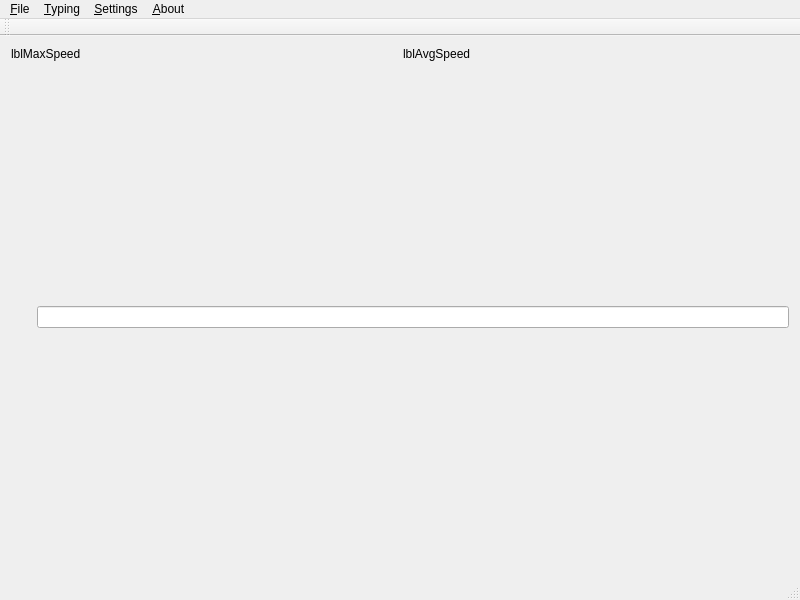
The window that mainwindow.ui (lzh9102/qtypist) describes before a commit, drawn with Qt 5.
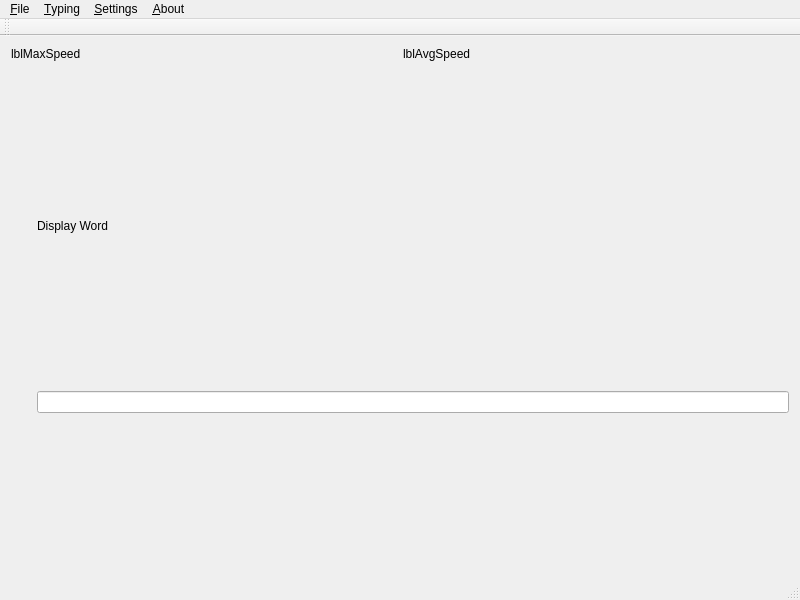
The same window after the commit. Icons and pictures are not drawn.

Commit message: Change the behavior of queue display to history display.

Diff of the .ui file:
```diff
--- a/mainwindow.ui
+++ b/mainwindow.ui
@@ -83,6 +83,19 @@
         <item>
          <layout class="QVBoxLayout" name="displayLayout"/>
         </item>
+        <item>
+         <widget class="QLabel" name="lblInput">
+          <property name="sizePolicy">
+           <sizepolicy hsizetype="Preferred" vsizetype="Fixed">
+            <horstretch>0</horstretch>
+            <verstretch>0</verstretch>
+           </sizepolicy>
+          </property>
+          <property name="text">
+           <string notr="true">Display Word</string>
+          </property>
+         </widget>
+        </item>
         <item>
          <widget class="QLineEdit" name="txtInput">
           <property name="maxLength">
```
Left out of the diff: 3 changed lines with no effect on the pictures. The commit also changes 7 other files.
